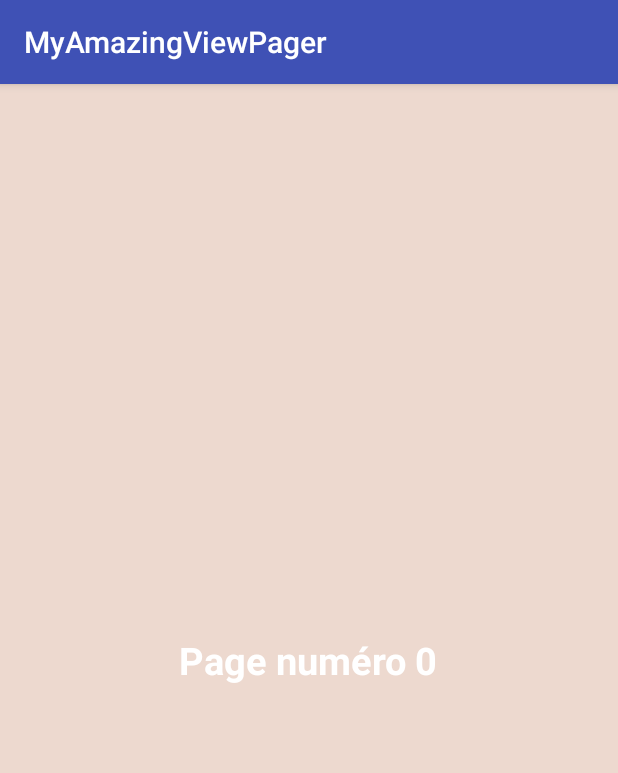
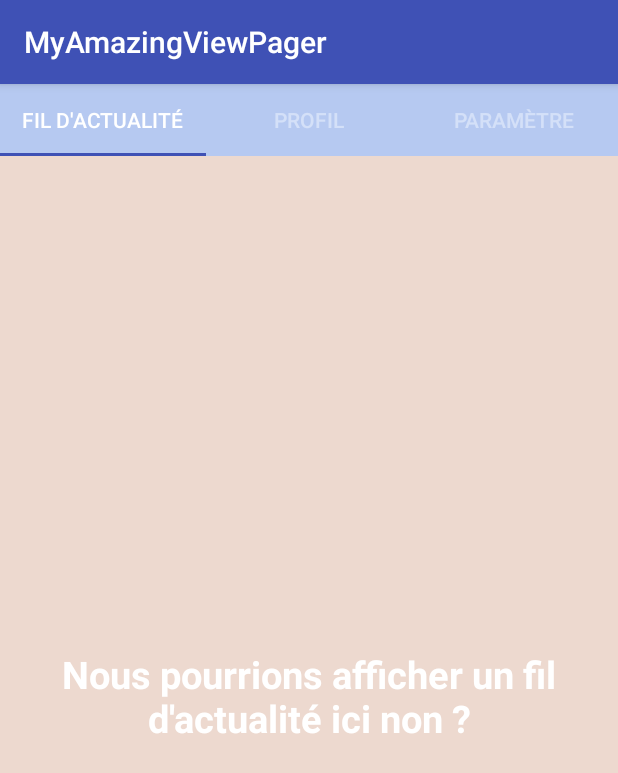
Before and after one commit to PhilippeBoisney/OpenClassrooms---Parcours-Android, an Android app: the screen it shows after launch (MainActivity), on a phone screen of 412 x 824 dp. Shown: the top 773 px of the screen. Run offline under Robolectric (Android 15) with nearby library versions, the phone set to English and light mode, and no system bars.

Commit message:
Adding TabLayout implementation (Part 3 - End of Chapter 2)

```diff
--- a/Cours_Construisez_une_interface_utilisateur_flexible_et_adaptative/Partie3/MyAmazingViewPager/app/build.gradle
+++ b/Cours_Construisez_une_interface_utilisateur_flexible_et_adaptative/Partie3/MyAmazingViewPager/app/build.gradle
@@ -23,6 +23,7 @@
     implementation 'com.android.support:appcompat-v7:26.1.0'
     implementation 'com.android.support.constraint:constraint-layout:1.0.2'
     implementation 'com.android.support:support-v4:26.1.0'
+    implementation 'com.android.support:design:26.1.0'
     testImplementation 'junit:junit:4.12'
     androidTestImplementation 'com.android.support.test:runner:1.0.1'
     androidTestImplementation 'com.android.support.test.espresso:espresso-core:3.0.1'
--- a/Cours_Construisez_une_interface_utilisateur_flexible_et_adaptative/Partie3/MyAmazingViewPager/app/src/main/java/com/openclassrooms/myamazingviewpager/Adapters/PageAdapter.java
+++ b/Cours_Construisez_une_interface_utilisateur_flexible_et_adaptative/Partie3/MyAmazingViewPager/app/src/main/java/com/openclassrooms/myamazingviewpager/Adapters/PageAdapter.java
@@ -5,7 +5,9 @@
 import android.support.v4.app.FragmentPagerAdapter;
 import android.widget.Switch;
 
-import com.openclassrooms.myamazingviewpager.Controllers.Fragments.PageFragment;
+import com.openclassrooms.myamazingviewpager.Controllers.Fragments.NewsPageFragment;
+import com.openclassrooms.myamazingviewpager.Controllers.Fragments.ParamPageFragment;
+import com.openclassrooms.myamazingviewpager.Controllers.Fragments.ProfilePageFragment;
 
 /**
  * Created by Philippe on 17/11/2017.
@@ -14,23 +16,42 @@
 
 public class PageAdapter extends FragmentPagerAdapter {
 
-    //Array of colors that will be passed to PageFragment
-    private int[] colors;
 
     //Default Constructor
-    public PageAdapter(FragmentManager mgr, int[] colors) {
+    public PageAdapter(FragmentManager mgr) {
         super(mgr);
-        this.colors = colors;
     }
 
     @Override
     public int getCount() {
-        return(5); //Number of page to show
+        return(3);
     }
 
     @Override
     public Fragment getItem(int position) {
-        //Item to return
-        return(PageFragment.newInstance(position, this.colors[position]));
+        switch (position){
+            case 0:
+                return NewsPageFragment.newInstance();
+            case 1:
+                return ProfilePageFragment.newInstance();
+            case 2:
+                return ParamPageFragment.newInstance();
+            default:
+                return null;
+        }
+    }
+
+    @Override
+    public CharSequence getPageTitle(int position) {
+        switch (position){
+            case 0:
+                return "Fil d'actualité";
+            case 1:
+                return "Profil";
+            case 2:
+                return "Paramètre";
+            default:
+                return null;
+        }
     }
 }
--- a/Cours_Construisez_une_interface_utilisateur_flexible_et_adaptative/Partie3/MyAmazingViewPager/app/src/main/java/com/openclassrooms/myamazingviewpager/Controllers/Activities/MainActivity.java
+++ b/Cours_Construisez_une_interface_utilisateur_flexible_et_adaptative/Partie3/MyAmazingViewPager/app/src/main/java/com/openclassrooms/myamazingviewpager/Controllers/Activities/MainActivity.java
@@ -1,5 +1,6 @@
 package com.openclassrooms.myamazingviewpager.Controllers.Activities;
 
+import android.support.design.widget.TabLayout;
 import android.support.v4.view.PagerAdapter;
 import android.support.v4.view.ViewPager;
 import android.support.v7.app.AppCompatActivity;
@@ -16,14 +17,20 @@
         setContentView(R.layout.activity_main);
 
         //Configure ViewPager
-        this.configureViewPager();
+        this.configureViewPagerAndTabs();
     }
 
-    private void configureViewPager(){
+    private void configureViewPagerAndTabs(){
         //Get ViewPager from layout
         ViewPager pager = (ViewPager)findViewById(R.id.activity_main_viewpager);
         //Set Adapter PageAdapter and glue it together
-        pager.setAdapter(new PageAdapter(getSupportFragmentManager(), getResources().getIntArray(R.array.colorPagesViewPager)) {
-        });
+        pager.setAdapter(new PageAdapter(getSupportFragmentManager()));
+
+        //Get TabLayout from layout
+        TabLayout tabs= (TabLayout)findViewById(R.id.activity_main_tabs);
+        //Glue TabLayout and ViewPager together
+        tabs.setupWithViewPager(pager);
+        //Design purpose. Tabs have the same width
+        tabs.setTabMode(TabLayout.MODE_FIXED);
     }
 }
--- /dev/null
+++ b/Cours_Construisez_une_interface_utilisateur_flexible_et_adaptative/Partie3/MyAmazingViewPager/app/src/main/java/com/openclassrooms/myamazingviewpager/Controllers/Fragments/NewsPageFragment.java
@@ -0,0 +1,25 @@
+package com.openclassrooms.myamazingviewpager.Controllers.Fragments;
+
+import android.os.Bundle;
+import android.support.v4.app.Fragment;
+import android.view.LayoutInflater;
+import android.view.View;
+import android.view.ViewGroup;
+
+import com.openclassrooms.myamazingviewpager.R;
+
+/**
+ * Created by Philippe on 17/11/2017.
+ */
+
+public class NewsPageFragment extends Fragment {
+
+    public static NewsPageFragment newInstance() {
+        return (new NewsPageFragment());
+    }
+
+    @Override
+    public View onCreateView(LayoutInflater inflater, ViewGroup container, Bundle savedInstanceState) {
+        return inflater.inflate(R.layout.fragment_page_news, container, false);
+    }
+}
--- a/Cours_Construisez_une_interface_utilisateur_flexible_et_adaptative/Partie3/MyAmazingViewPager/app/src/main/java/com/openclassrooms/myamazingviewpager/Controllers/Fragments/PageFragment.java
+++ /dev/null
@@ -1,64 +0,0 @@
-package com.openclassrooms.myamazingviewpager.Controllers.Fragments;
-
-import android.os.Bundle;
-import android.support.v4.app.Fragment;
-import android.support.v4.content.ContextCompat;
-import android.util.Log;
-import android.view.LayoutInflater;
-import android.view.View;
-import android.view.ViewGroup;
-import android.widget.LinearLayout;
-import android.widget.TextView;
-
-import com.openclassrooms.myamazingviewpager.R;
-
-public class PageFragment extends Fragment {
-
-    //Create keys for our Bundle
-    private static final String KEY_POSITION="position";
-    private static final String KEY_COLOR="color";
-
-
-    public PageFragment() { }
-
-
-    //Method that will create a new instance of PageFragment, and add data to its bundle.
-    public static PageFragment newInstance(int position, int color) {
-
-        //Create new fragment
-        PageFragment frag = new PageFragment();
-
-        //Create bundle and add it some data
-        Bundle args = new Bundle();
-        args.putInt(KEY_POSITION, position);
-        args.putInt(KEY_COLOR, color);
-        frag.setArguments(args);
-
-        return(frag);
-    }
-
-
-    @Override
-    public View onCreateView(LayoutInflater inflater, ViewGroup container, Bundle savedInstanceState) {
-
-        //Get layout of PageFragment
-        View result = inflater.inflate(R.layout.fragment_page, container, false);
-
-        //Get widgets from layout and serialise it
-        LinearLayout rootView= (LinearLayout) result.findViewById(R.id.fragment_page_rootview);
-        TextView textView= (TextView) result.findViewById(R.id.fragment_page_title);
-
-        //Get data from Bundle (created in method newInstance)
-        int position = getArguments().getInt(KEY_POSITION, -1);
-        int color = getArguments().getInt(KEY_COLOR, -1);
-
-        //Update widgets with it
-        rootView.setBackgroundColor(color);
-        textView.setText("Page numéro "+position);
-
-        Log.e(getClass().getSimpleName(), "onCreateView called for fragment number "+position);
-
-        return result;
-    }
-
-}
--- /dev/null
+++ b/Cours_Construisez_une_interface_utilisateur_flexible_et_adaptative/Partie3/MyAmazingViewPager/app/src/main/java/com/openclassrooms/myamazingviewpager/Controllers/Fragments/ProfilePageFragment.java
@@ -0,0 +1,25 @@
+package com.openclassrooms.myamazingviewpager.Controllers.Fragments;
+
+import android.os.Bundle;
+import android.support.v4.app.Fragment;
+import android.view.LayoutInflater;
+import android.view.View;
+import android.view.ViewGroup;
+
+import com.openclassrooms.myamazingviewpager.R;
+
+/**
+ * Created by Philippe on 17/11/2017.
+ */
+
+public class ProfilePageFragment extends Fragment {
+
+    public static ProfilePageFragment newInstance() {
+        return (new ProfilePageFragment());
+    }
+
+    @Override
+    public View onCreateView(LayoutInflater inflater, ViewGroup container, Bundle savedInstanceState) {
+        return inflater.inflate(R.layout.fragment_page_profile, container, false);
+    }
+}
--- a/Cours_Construisez_une_interface_utilisateur_flexible_et_adaptative/Partie3/MyAmazingViewPager/app/src/main/res/layout/activity_main.xml
+++ b/Cours_Construisez_une_interface_utilisateur_flexible_et_adaptative/Partie3/MyAmazingViewPager/app/src/main/res/layout/activity_main.xml
@@ -1,6 +1,24 @@
 <?xml version="1.0" encoding="utf-8"?>
-<android.support.v4.view.ViewPager
+<LinearLayout
     xmlns:android="http://schemas.android.com/apk/res/android"
-    android:id="@+id/activity_main_viewpager"
+    xmlns:app="http://schemas.android.com/apk/res-auto"
     android:layout_width="match_parent"
-    android:layout_height="match_parent"/>
+    android:layout_height="match_parent"
+    android:orientation="vertical">
+
+    <!-- 1 | Add TabLayout to handle tabs -->
+    <android.support.design.widget.TabLayout
+        android:id="@+id/activity_main_tabs"
+        android:layout_width="match_parent"
+        android:layout_height="wrap_content"
+        android:background="#B6C9F1"
+        app:tabIndicatorColor="@color/colorPrimary"
+        app:tabTextColor="#D4E0F8"
+        app:tabSelectedTextColor="#fff"/>
+
+    <android.support.v4.view.ViewPager
+        android:id="@+id/activity_main_viewpager"
+        android:layout_width="match_parent"
+        android:layout_height="match_parent"/>
+
+</LinearLayout>
--- a/Cours_Construisez_une_interface_utilisateur_flexible_et_adaptative/Partie3/MyAmazingViewPager/app/src/main/res/layout/fragment_page.xml
+++ b/Cours_Construisez_une_interface_utilisateur_flexible_et_adaptative/Partie3/MyAmazingViewPager/app/src/main/res/layout/fragment_page_news.xml
@@ -1,19 +1,22 @@
 <LinearLayout
-    android:id="@+id/fragment_page_rootview"
+    android:id="@+id/fragment_page_news_rootview"
     xmlns:android="http://schemas.android.com/apk/res/android"
     xmlns:tools="http://schemas.android.com/tools"
     android:layout_width="match_parent"
     android:layout_height="match_parent"
-    tools:context="com.openclassrooms.myamazingviewpager.Controllers.Fragments.PageFragment"
-    android:gravity="center">
+    tools:context="com.openclassrooms.myamazingviewpager.Controllers.Fragments.NewsPageFragment"
+    android:gravity="center"
+    android:background="#EDD9CF">
 
     <TextView
-        android:id="@+id/fragment_page_title"
+        android:id="@+id/fragment_page_news_title"
         android:layout_width="wrap_content"
         android:layout_height="wrap_content"
         android:layout_margin="20dip"
         android:textSize="25sp"
         android:textStyle="bold"
-        android:textColor="#fff"/>
+        android:textColor="#fff"
+        android:textAlignment="center"
+        android:text="Nous pourrions afficher un fil d'actualité ici non ?"/>
 
 </LinearLayout>
```
Also changed, not shown: Cours_Construisez_une_interface_utilisateur_flexible_et_adaptative/Partie3/MyAmazingViewPager/app/src/main/java/com/openclassrooms/myamazingviewpager/Controllers/Fragments/ParamPageFragment.java (added, +25 -0 lines), Cours_Construisez_une_interface_utilisateur_flexible_et_adaptative/Partie3/MyAmazingViewPager/app/src/main/res/layout/fragment_page_param.xml (added, +22 -0 lines), Cours_Construisez_une_interface_utilisateur_flexible_et_adaptative/Partie3/MyAmazingViewPager/app/src/main/res/layout/fragment_page_profile.xml (added, +22 -0 lines).
